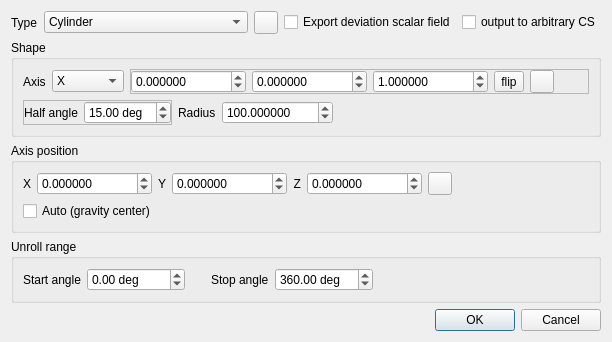
This is qCC/ui_templates/unrollDlg.ui in CloudCompare/CloudCompare as Qt 5 draws it before an edit. The edited form follows.
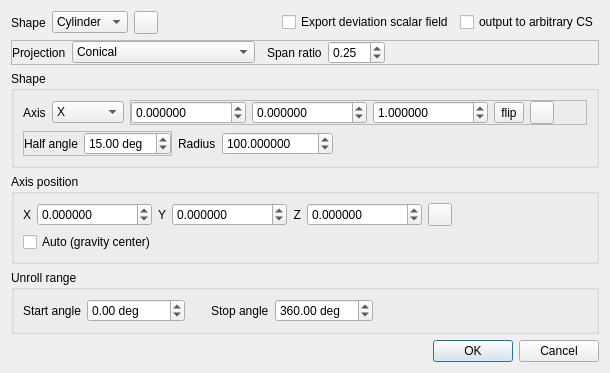
This is the edited form. Icons and pictures are not drawn.

Commit message: Various 'Unroll' improvements

Patch:
```diff
--- a/qCC/ui_templates/unrollDlg.ui
+++ b/qCC/ui_templates/unrollDlg.ui
@@ -6,8 +6,8 @@
    <rect>
     <x>0</x>
     <y>0</y>
-    <width>603</width>
-    <height>320</height>
+    <width>610</width>
+    <height>360</height>
    </rect>
   </property>
   <property name="windowTitle">
@@ -19,7 +19,7 @@
      <item>
       <widget class="QLabel" name="label_3">
        <property name="text">
-        <string>Type</string>
+        <string>Shape</string>
        </property>
       </widget>
      </item>
@@ -35,22 +35,12 @@
          <string>Cone</string>
         </property>
        </item>
-       <item>
-        <property name="text">
-         <string>Straightened cone (fixed radius)</string>
-        </property>
-       </item>
-       <item>
-        <property name="text">
-         <string>Straightened cone</string>
-        </property>
-       </item>
       </widget>
      </item>
      <item>
       <widget class="QToolButton" name="fromEntityToolButton">
        <property name="toolTip">
-        <string>Load parameters from a cylinder in the DB tree</string>
+        <string>Load parameters from a cylinder or a cone in the DB tree</string>
        </property>
        <property name="icon">
         <iconset resource="../icons.qrc">
@@ -94,6 +84,110 @@
      </item>
     </layout>
    </item>
+   <item>
+    <widget class="QFrame" name="conicalProjectionFrame">
+     <property name="frameShape">
+      <enum>QFrame::StyledPanel</enum>
+     </property>
+     <property name="frameShadow">
+      <enum>QFrame::Raised</enum>
+     </property>
+     <layout class="QHBoxLayout" name="horizontalLayout_7" stretch="0,0,0,0">
+      <property name="leftMargin">
+       <number>0</number>
+      </property>
+      <property name="topMargin">
+       <number>0</number>
+      </property>
+      <property name="rightMargin">
+       <number>0</number>
+      </property>
+      <property name="bottomMargin">
+       <number>0</number>
+      </property>
+      <item>
+       <widget class="QLabel" name="label_5">
+        <property name="text">
+         <string>Projection</string>
+        </property>
+       </widget>
+      </item>
+      <item>
+       <widget class="QComboBox" name="comboBoxProjectionType">
+        <item>
+         <property name="text">
+          <string>Conical</string>
+         </property>
+        </item>
+        <item>
+         <property name="text">
+          <string>Cylindrical (fixed radius)</string>
+         </property>
+        </item>
+        <item>
+         <property name="text">
+          <string>Cylindrical (adaptive radius)</string>
+         </property>
+        </item>
+       </widget>
+      </item>
+      <item>
+       <widget class="QFrame" name="spanRatioFrame">
+        <layout class="QHBoxLayout" name="horizontalLayout_8">
+         <property name="leftMargin">
+          <number>6</number>
+         </property>
+         <property name="topMargin">
+          <number>0</number>
+         </property>
+         <property name="rightMargin">
+          <number>0</number>
+         </property>
+         <property name="bottomMargin">
+          <number>0</number>
+         </property>
+         <item>
+          <widget class="QLabel" name="label_6">
+           <property name="text">
+            <string>Span ratio</string>
+           </property>
+          </widget>
+         </item>
+         <item>
+          <widget class="QDoubleSpinBox" name="conicalProjSpanRatioDoubleSpinBox">
+           <property name="minimum">
+            <double>0.100000000000000</double>
+           </property>
+           <property name="maximum">
+            <double>10.000000000000000</double>
+           </property>
+           <property name="singleStep">
+            <double>0.100000000000000</double>
+           </property>
+           <property name="value">
+            <double>0.250000000000000</double>
+           </property>
+          </widget>
+         </item>
+        </layout>
+       </widget>
+      </item>
+      <item>
+       <spacer name="horizontalSpacer_6">
+        <property name="orientation">
+         <enum>Qt::Horizontal</enum>
+        </property>
+        <property name="sizeHint" stdset="0">
+         <size>
+          <width>248</width>
+          <height>20</height>
+         </size>
+        </property>
+       </spacer>
+      </item>
+     </layout>
+    </widget>
+   </item>
    <item>
     <widget class="QGroupBox" name="shapeGroupBox">
      <property name="sizePolicy">
@@ -358,22 +452,22 @@
              </property>
             </widget>
            </item>
-           <item>
-            <spacer name="horizontalSpacer_2">
-             <property name="orientation">
-              <enum>Qt::Horizontal</enum>
-             </property>
-             <property name="sizeHint" stdset="0">
-              <size>
-               <width>40</width>
-               <height>20</height>
-              </size>
-             </property>
-            </spacer>
-           </item>
           </layout>
          </widget>
         </item>
+        <item>
+         <spacer name="horizontalSpacer_2">
+          <property name="orientation">
+           <enum>Qt::Horizontal</enum>
+          </property>
+          <property name="sizeHint" stdset="0">
+           <size>
+            <width>40</width>
+            <height>20</height>
+           </size>
+          </property>
+         </spacer>
+        </item>
        </layout>
       </item>
      </layout>
```
The commit also changes 6 other files.
